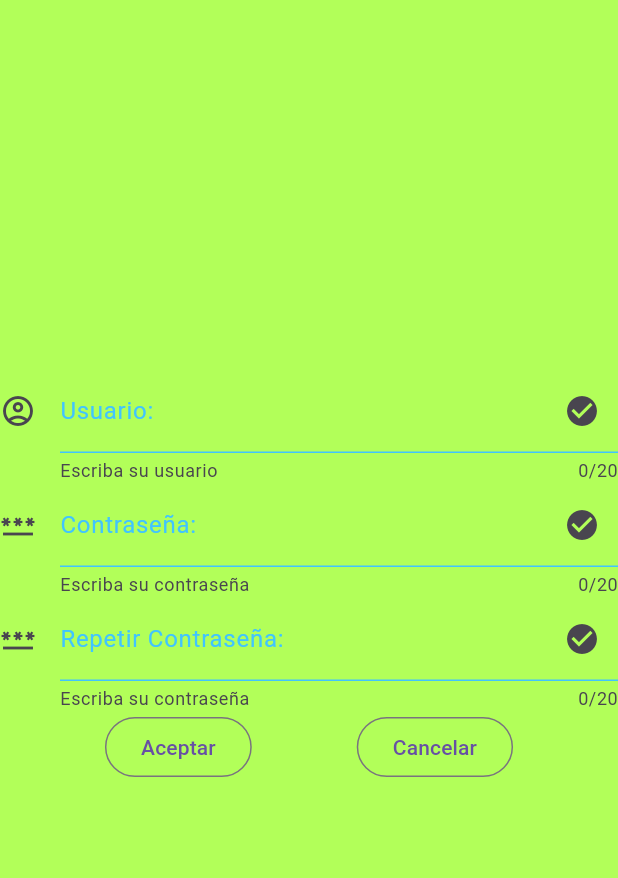
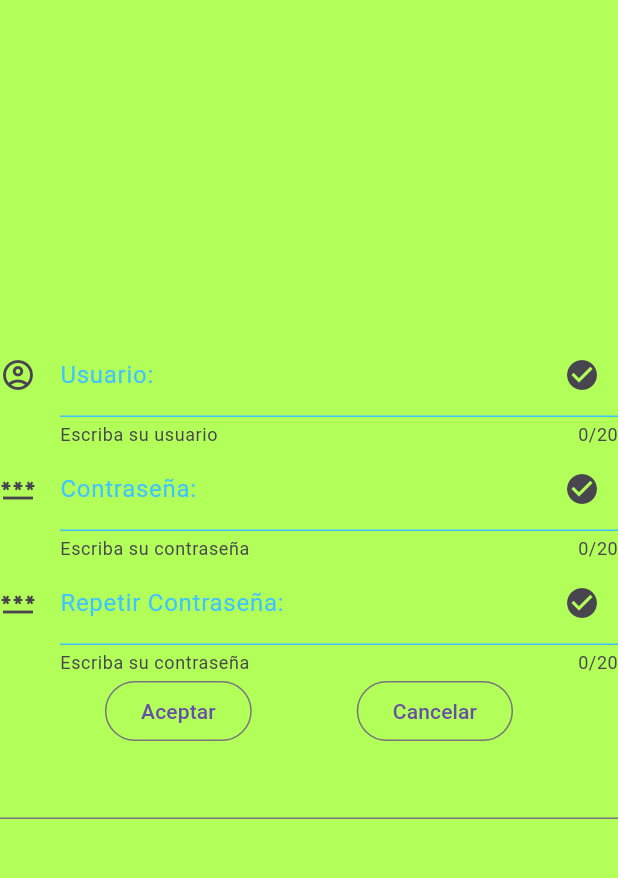
Before and after one commit to SergioBelinchon/chat_de_flutter, a Flutter app: the screen it shows after launch, after a tap on "Registro", after a tap on "Aceptar", on a phone screen of 412 x 824 dp, the part 84-962 px from its top. Run offline on Flutter 3.47's test engine with Material 3 defaults, Android fonts, the phone set to English and light mode, and no system bars; our stand-ins replace firebase_auth, firebase_core; accounts and stored records are empty; network calls fail.

Commit message:
AUTENTICACION CONTRASEÑA, REGISTER VIEW

```diff
--- a/lib/src/App.dart
+++ b/lib/src/App.dart
@@ -19,7 +19,7 @@ class App extends StatelessWidget
       initialRoute: '/loginview',
       routes: {
         '/loginview': (context) => const LoginView(),
-        '/registerview': (context) => const RegisterView(),
+        '/registerview': (context) => RegisterView(),
         '/homevacio' : (context) => HomeVacio(),
       },
       home: RegisterView(),
--- a/lib/src/login_views/RegisterView.dart
+++ b/lib/src/login_views/RegisterView.dart
@@ -1,14 +1,66 @@
+import 'package:firebase_auth/firebase_auth.dart';
 import 'package:flutter/cupertino.dart';
 import 'package:flutter/material.dart';
 
 import 'RFInputText.dart';
 
-class RegisterView extends StatelessWidget {
-  const RegisterView({Key? key}) : super(key: key);
+class RegisterView extends StatelessWidget
+{
+
+  RegisterView({Key? key}) : super(key: key);
+
+  var txt = TextEditingController();
+
+
+  void registerPressed(String emailAddress, String password, BuildContext context) async
+  {
+    try {
+      final credential = await FirebaseAuth.instance.createUserWithEmailAndPassword(
+        email: emailAddress,
+        password: password,
+      );
+      Navigator.of(context).popAndPushNamed('/loginview');
+
+    } on FirebaseAuthException catch (e) {
+      if (e.code == 'weak-password') {
+        print('The password provided is too weak.');
+      } else if (e.code == 'email-already-in-use') {
+        //print('The account already exists for that email.');
+        txt.text = 'USUARIO YA EXISTENTE, PRUEBE A RECUPERAR CONTRASEÑA';
+      }
+    } catch (e) {
+      print(e);
+    }
+  }
 
   @override
   Widget build(BuildContext context)
   {
+    RFInputText inputUser = RFInputText(
+      iLongitudPalabra: 20,
+      sHelperText: 'Escriba su usuario',
+      sTitulo: 'Usuario:',
+      icIzquierda: Icon(Icons.account_circle_outlined),
+    );
+
+    RFInputText inputPassword = RFInputText(
+    iLongitudPalabra: 20,
+    sHelperText: 'Escriba su contraseña',
+    sTitulo: 'Contraseña:',
+    icIzquierda: Icon(Icons.password),
+      blIsPasswordInput: true,
+    );
+
+   RFInputText inputPasswordRep = RFInputText(
+    iLongitudPalabra: 20,
+    sHelperText: 'Escriba su contraseña',
+    sTitulo: 'Repetir Contraseña:',
+    icIzquierda: Icon(Icons.password),
+     blIsPasswordInput: true,
+    );
+
+   TextField txtMensajes = TextField(controller: txt, readOnly: true, style: TextStyle(color: Colors.red, fontSize: 18));
+
     return Scaffold(
       appBar: AppBar(
         title: Text('Login'),
@@ -18,32 +70,25 @@ class RegisterView extends StatelessWidget {
         child: Column(
           mainAxisAlignment: MainAxisAlignment.center,
           children: [
-            RFInputText(
-              iLongitudPalabra: 20,
-              sHelperText: 'Escriba su usuario',
-              sTitulo: 'Usuario:',
-              icIzquierda: Icon(Icons.account_circle_outlined),
-            ),
-            RFInputText(
-              iLongitudPalabra: 20,
-              sHelperText: 'Escriba su contraseña',
-              sTitulo: 'Contraseña:',
-              icIzquierda: Icon(Icons.password),
-            ),
-            RFInputText(
-              iLongitudPalabra: 20,
-              sHelperText: 'Escriba su contraseña',
-              sTitulo: 'Repetir Contraseña:',
-              icIzquierda: Icon(Icons.password),
-            ),
+            inputUser,
+            inputPassword,
+            inputPasswordRep,
             Row(
               mainAxisAlignment: MainAxisAlignment.spaceEvenly,
               children: [
                 OutlinedButton(
                   onPressed: ()
                   {
+                    if(inputPassword.getText() == inputPasswordRep.getText())
+                      {
+                        registerPressed(inputUser.getText(), inputPassword.getText(), context);
+                      }
+                    else
+                      {
+                        txt.text = 'ERROR, CONTRASEÑAS NO COINCIDEN';
+                      }
                     //Navigator.of(context).popAndPushNamed('homeview');
-                    print('>>>>>>>>>>>>>REGISTRO ACEPTAR');
+                    //print('>>>>>>>>>>>>>REGISTRO ACEPTAR');
                   },
                   child: Text('Aceptar'),
                 ),
@@ -57,7 +102,8 @@ class RegisterView extends StatelessWidget {
                   child: Text('Cancelar'),
                 )
               ],
-            )
+            ),
+            txtMensajes,
           ],
         ),
       ),
```
